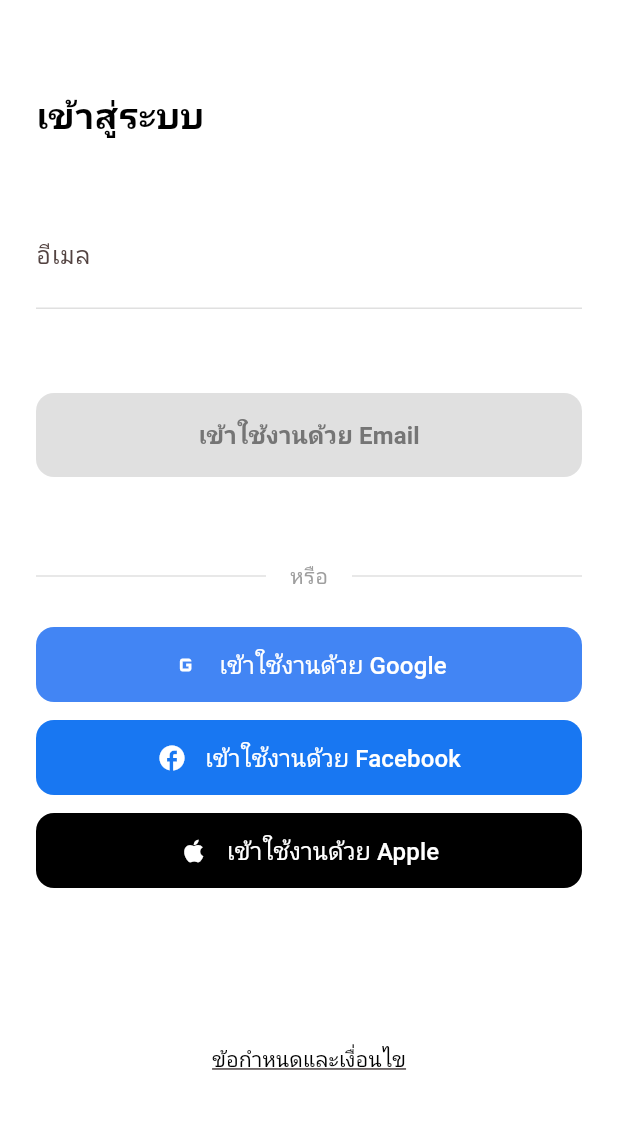
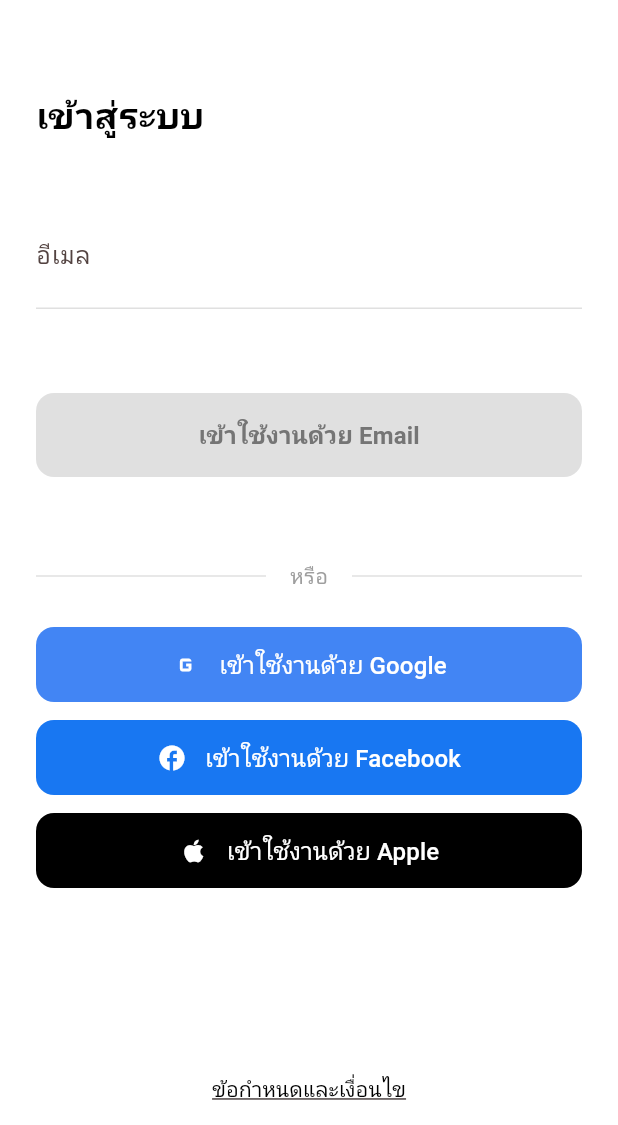
Before and after one commit to ARTTTT-TTTT/local-community-marketplace, a Flutter app: the _LoginScreenContent screen opened directly, on a phone screen of 412 x 824 dp, the part 111-1236 px from its top. Run offline on Flutter 3.47's test engine with Material 3 defaults, Android fonts, the phone set to English and light mode, and no system bars; our stand-ins replace firebase_auth, firebase_core, flutter_dotenv; accounts and stored records are empty.

Commit message:
feat: Remove unnecessary spacing in login screen layout

```diff
--- a/lib/screens/login_screen.dart
+++ b/lib/screens/login_screen.dart
@@ -245,7 +245,7 @@ class _LoginScreenContent extends StatelessWidget {
                       ),
                     ),
 
-                    const SizedBox(height: 20),
+                    // const SizedBox(height: 20),
                   ],
                 ),
               ),
```
